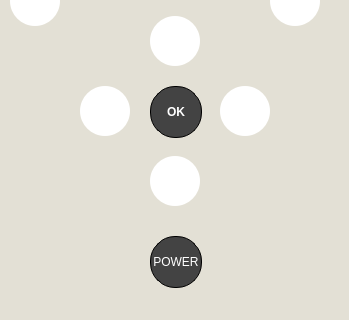
Above: MyGUI/mainwindow.ui from CodexJeff/MCT-Device-Interface before the change; both pictures show x 0 to 349 and y 343 to 663 of the 349 by 663 pixel window. Below: the same form after it.
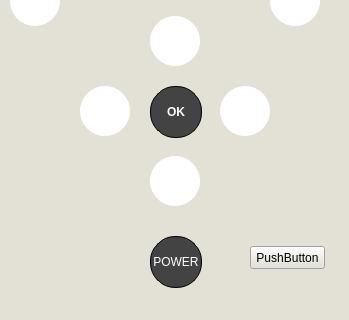
That is the form after the change. Icons and pictures are not drawn.

Patch:
```diff
--- a/MyGUI/mainwindow.ui
+++ b/MyGUI/mainwindow.ui
@@ -352,6 +352,19 @@
      <double>2.000000000000000</double>
     </property>
    </widget>
+   <widget class="QPushButton" name="testButton">
+    <property name="geometry">
+     <rect>
+      <x>250</x>
+      <y>570</y>
+      <width>75</width>
+      <height>23</height>
+     </rect>
+    </property>
+    <property name="text">
+     <string>PushButton</string>
+    </property>
+   </widget>
    <zorder>pushButton_6</zorder>
    <zorder>Bluetooth_On</zorder>
    <zorder>pushButton_3</zorder>
```
Left out of the diff: 1 changed line with no effect on the pictures.
